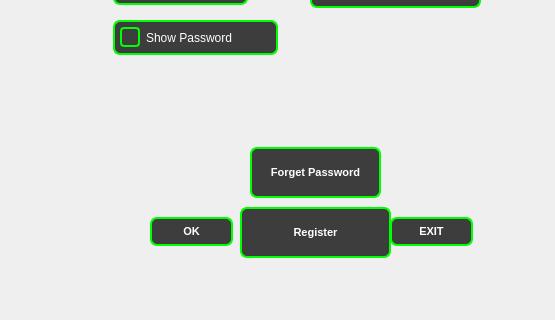
Qt form login.ui (ProjetCpp-2425/projetcpp-smart-pharmacy-2a30) before a commit; both pictures show x 0 to 555 and y 183 to 503 of the 677 by 503 pixel window.
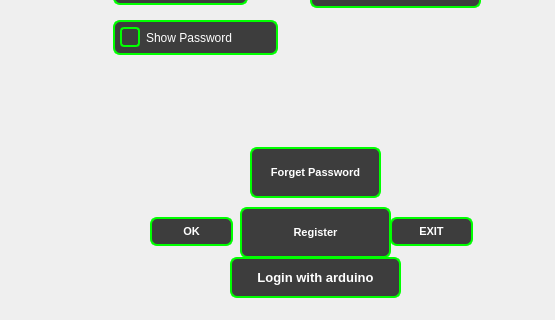
The same form after that commit. The open tabs and pages were chosen to show the change.

Commit message: arduino login token / arduino add token

Patch:
```diff
--- a/login.ui
+++ b/login.ui
@@ -493,6 +493,63 @@
       <string>LOGIN</string>
      </property>
     </widget>
+    <widget class="QPushButton" name="arduinologin">
+     <property name="geometry">
+      <rect>
+       <x>210</x>
+       <y>430</y>
+       <width>171</width>
+       <height>41</height>
+      </rect>
+     </property>
+     <property name="styleSheet">
+      <string notr="true">/* QPushButton Styling */
+QPushButton {
+    border-style: solid;
+    background-color: #3d3d3d;  /* Same dark background */
+    color: #ffffff;  /* White text */
+    font-size: 13px;  /* Increase font size */
+    font-weight: bold;  /* Make text bold */
+    border-radius: 7px;  /* Rounded corners */
+    border-width: 2px;  /* Set border width */
+    border-color: #00ff00;  /* Green border */
+    padding: 8px 15px;  /* Padding for button spacing */
+    outline: none; /* Remove default focus outline */
+}
+
+/* Hover effect */
+QPushButton:hover {
+    color: #e0e0e0;  /* Slightly brighter text on hover */
+    background-color: qlineargradient(spread:pad, x1:0.517, y1:0, x2:0.517, y2:1, stop:0 rgba(45, 45, 45, 255), stop:0.505682 rgba(45, 45, 45, 255), stop:1 rgba(29, 29, 29, 255));  /* Darker background */
+    border-color: #2d89ef;  /* Blue border on hover */
+}
+
+/* Pressed/Clicked effect (with border unchanged) */
+QPushButton:pressed {
+    background-color: qlineargradient(spread:pad, x1:0.517, y1:0, x2:0.517, y2:1, stop:0 rgba(29, 29, 29, 255), stop:0.505682 rgba(45, 45, 45, 255), stop:1 rgba(29, 29, 29, 255));  /* Darker background on press */
+    border-color: #da532c;  /* Keep the orange border when pressed */
+    border-width: 2px;  /* Keep the border width */
+}
+
+/* Checked/Pressed button stays in this state */
+QPushButton:checked {
+    background-color: #76797C;  /* Grayish background when checked */
+    border-color: #6A6969;  /* Gray border when checked */
+    color: #ffffff;  /* White text when checked */
+}
+
+/* Disabled Button */
+QPushButton:disabled {
+    background-color: #2b2b2b;  /* Darker background for disabled button */
+    color: #aaaaaa;  /* Gray text when disabled */
+    border-color: #555555;  /* Lighter border when disabled */
+}
+</string>
+     </property>
+     <property name="text">
+      <string>Login with arduino</string>
+     </property>
+    </widget>
    </widget>
    <widget class="QWidget" name="register_2">
     <widget class="QLabel" name="userregister">
```
Left out of the diff: 2 changed lines with no effect on the pictures. The commit also changes 11 other files.
